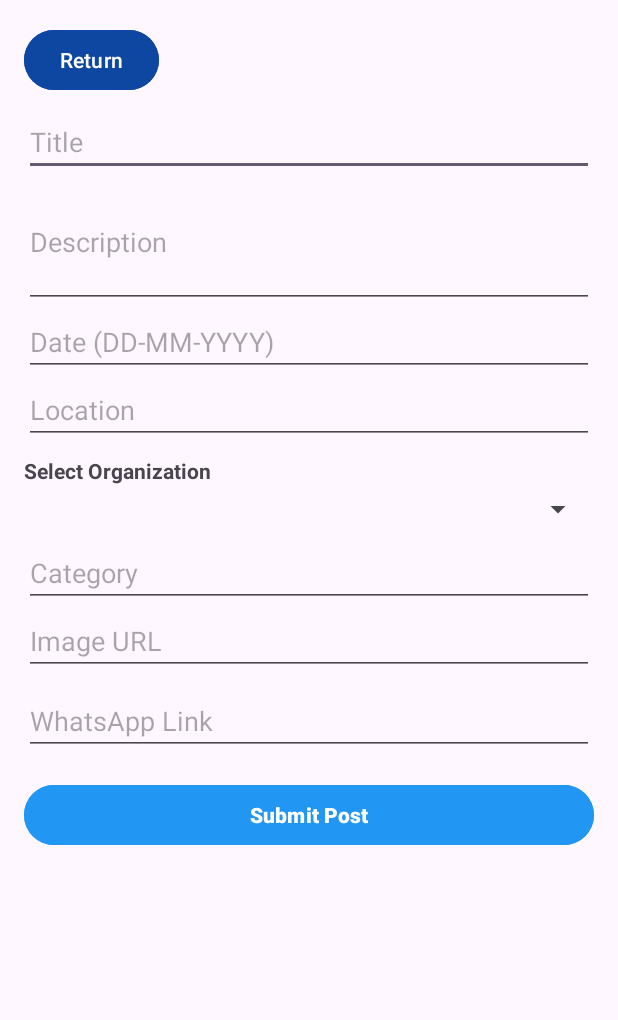
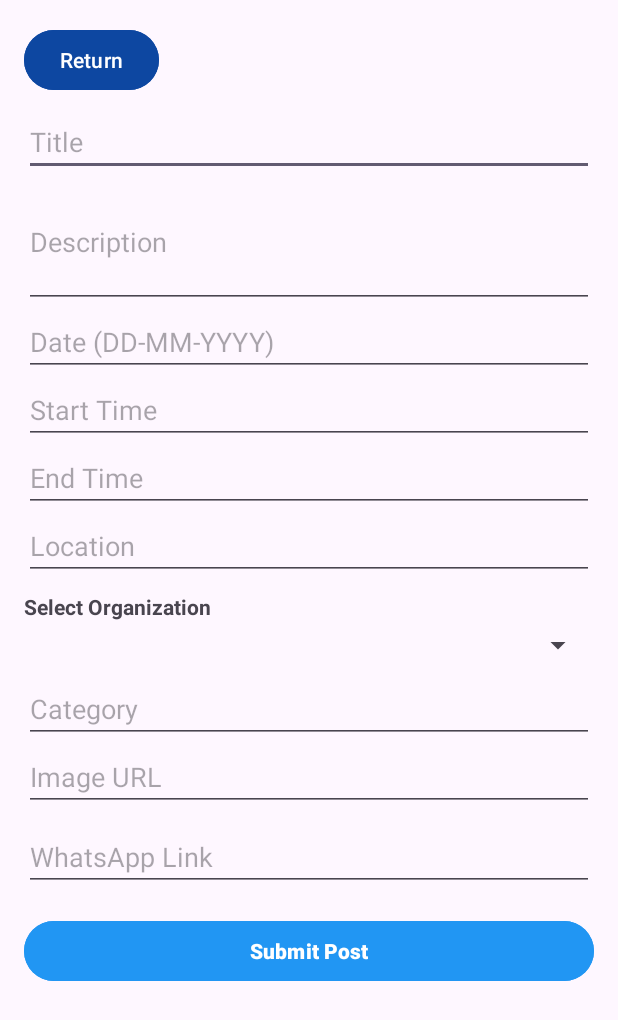
Before and after one commit to AidLink-app/AidLink-Volunteering-app, an Android app: the AddPostActivity screen opened directly, with no data from a screen before it, on a phone screen of 412 x 824 dp. Shown: the top 1020 px of the screen. Run offline under Robolectric (Android 15) with nearby library versions, the phone set to English and light mode, and no system bars; our stand-ins replace Firebase (no records; nobody signed in at launch, a user with empty details on screens opened directly).

Commit message:
updated hours post

```diff
--- a/app/src/main/res/layout/activity_add_post.xml
+++ b/app/src/main/res/layout/activity_add_post.xml
@@ -43,6 +43,24 @@
             android:layout_height="wrap_content"
             android:hint="Date (DD-MM-YYYY)"
             android:inputType="date" />
+
+        <EditText
+            android:id="@+id/editTextStartTime"
+            android:layout_width="match_parent"
+            android:layout_height="wrap_content"
+            android:hint="Start Time"
+            android:focusable="false"
+            android:clickable="true"/>
+
+        <EditText
+            android:id="@+id/editTextEndTime"
+            android:layout_width="match_parent"
+            android:layout_height="wrap_content"
+            android:hint="End Time"
+            android:focusable="false"
+            android:clickable="true"/>
+
+
 
         <!-- Location -->
         <EditText
```
Also changed, not shown: app/src/main/res/layout/item_post.xml (+10 -0 lines).
